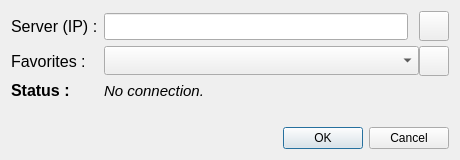
First picture: the form in interfaces_linux/Dialog_NewConnection.ui, repository CactusTribe/PyRobot, before the edit.
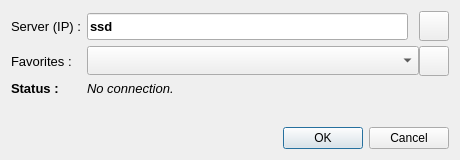
Second picture: the form after the edit. Icons and pictures are not drawn.

Commit message: Modification des interfaces linux

What changed in the file:
```diff
--- a/interfaces_linux/Dialog_NewConnection.ui
+++ b/interfaces_linux/Dialog_NewConnection.ui
@@ -44,7 +44,7 @@
        </property>
        <property name="font">
         <font>
-         <pointsize>12</pointsize>
+         <pointsize>10</pointsize>
         </font>
        </property>
        <property name="text">
@@ -68,7 +68,7 @@
        </property>
        <property name="font">
         <font>
-         <pointsize>12</pointsize>
+         <pointsize>10</pointsize>
         </font>
        </property>
        <property name="text">
@@ -86,7 +86,7 @@
        </property>
        <property name="font">
         <font>
-         <pointsize>12</pointsize>
+         <pointsize>10</pointsize>
          <weight>75</weight>
          <bold>true</bold>
         </font>
@@ -100,7 +100,7 @@
       <widget class="QLabel" name="label_status">
        <property name="font">
         <font>
-         <pointsize>11</pointsize>
+         <pointsize>10</pointsize>
          <italic>true</italic>
         </font>
        </property>
@@ -130,13 +130,13 @@
          </property>
          <property name="font">
           <font>
-           <pointsize>13</pointsize>
+           <pointsize>10</pointsize>
            <weight>75</weight>
            <bold>true</bold>
           </font>
          </property>
          <property name="text">
-          <string/>
+          <string>ssd</string>
          </property>
         </widget>
        </item>
```
The commit also changes 5 other files.
